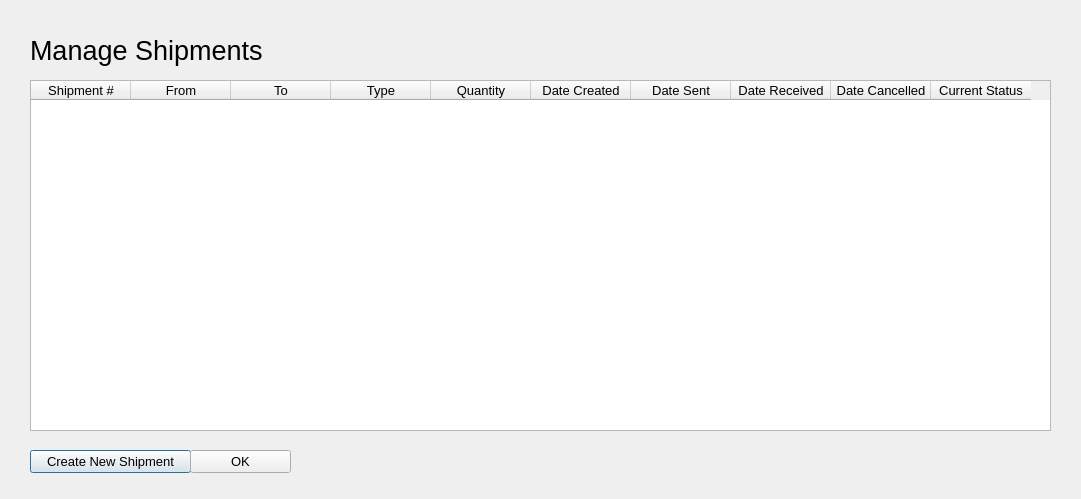
The window that OmegaSquaddApplication/managetheshipmentswindow.ui (paulina7m/COMP3004OmegaSquad) describes before a commit, drawn with Qt 5.
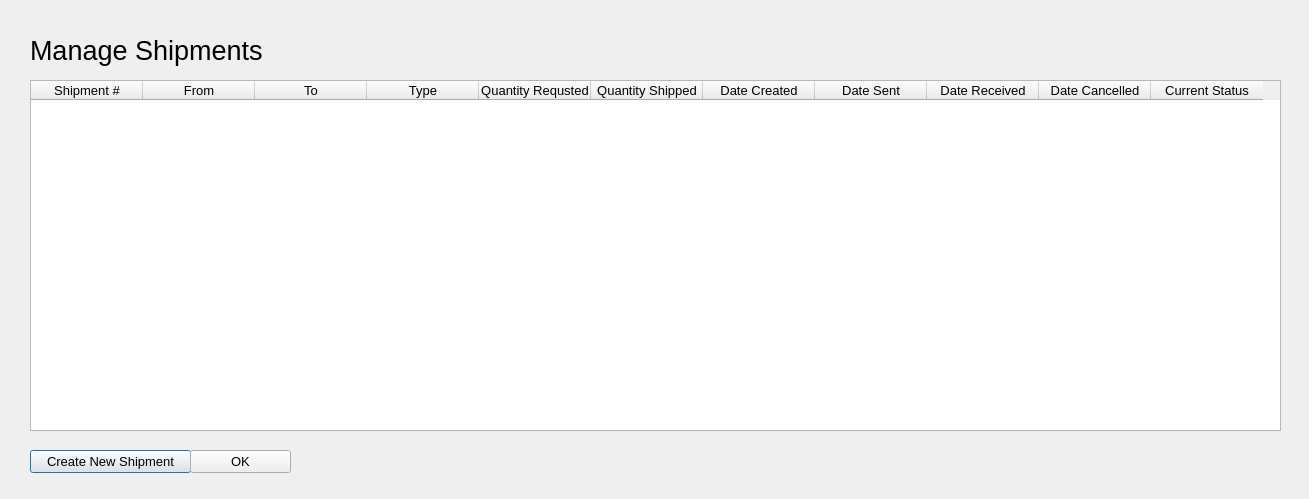
The same window after the commit.

Commit message: Added a column in manage shipment table "shipment requested"

```diff
--- a/OmegaSquaddApplication/managetheshipmentswindow.ui
+++ b/OmegaSquaddApplication/managetheshipmentswindow.ui
@@ -6,7 +6,7 @@
    <rect>
     <x>0</x>
     <y>0</y>
-    <width>1081</width>
+    <width>1309</width>
     <height>499</height>
    </rect>
   </property>
@@ -41,7 +41,7 @@
     <rect>
      <x>30</x>
      <y>80</y>
-     <width>1021</width>
+     <width>1251</width>
      <height>351</height>
     </rect>
    </property>
@@ -49,7 +49,7 @@
     <enum>Qt::ScrollBarAlwaysOff</enum>
    </property>
    <attribute name="horizontalHeaderDefaultSectionSize">
-    <number>100</number>
+    <number>112</number>
    </attribute>
    <column>
     <property name="text">
@@ -73,7 +73,12 @@
    </column>
    <column>
     <property name="text">
-     <string>Quantity</string>
+     <string>Quantity Requsted</string>
+    </property>
+   </column>
+   <column>
+    <property name="text">
+     <string>Quantity Shipped</string>
     </property>
    </column>
    <column>
```
The commit also changes 3 other files.
